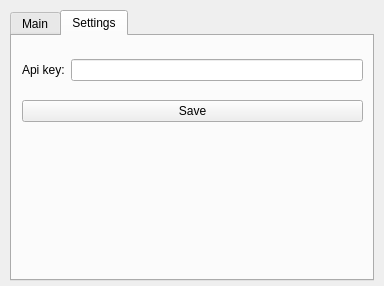
inspira/timely, file Widget/TimeTracker/mainwidget.ui: the form before one commit.
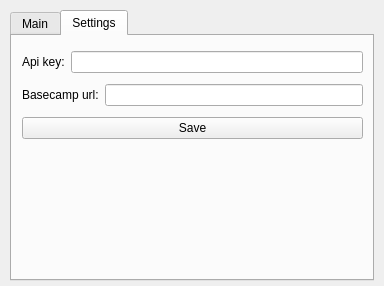
The form after the commit. The open tabs and pages were chosen to show the change. Icons and pictures are not drawn.

Commit message: added support for external basecamp accounts, fixed the behaviour of clicking on the tray icon of a minimized window

Diff of the .ui file:
```diff
--- a/Widget/TimeTracker/mainwidget.ui
+++ b/Widget/TimeTracker/mainwidget.ui
@@ -155,7 +155,7 @@
        <x>10</x>
        <y>10</y>
        <width>341</width>
-       <height>91</height>
+       <height>99</height>
       </rect>
      </property>
      <layout class="QVBoxLayout" name="verticalLayout_2">
@@ -173,6 +173,20 @@
         </item>
        </layout>
       </item>
+      <item>
+       <layout class="QHBoxLayout" name="horizontalLayout_5">
+        <item>
+         <widget class="QLabel" name="label_3">
+          <property name="text">
+           <string>Basecamp url:</string>
+          </property>
+         </widget>
+        </item>
+        <item>
+         <widget class="QLineEdit" name="txtBasecamp"/>
+        </item>
+       </layout>
+      </item>
       <item>
        <widget class="QPushButton" name="btnSaveConfiguration">
         <property name="text">
```
Left out of the diff: 2 changed lines with no effect on the pictures. The commit also changes 6 other files.
